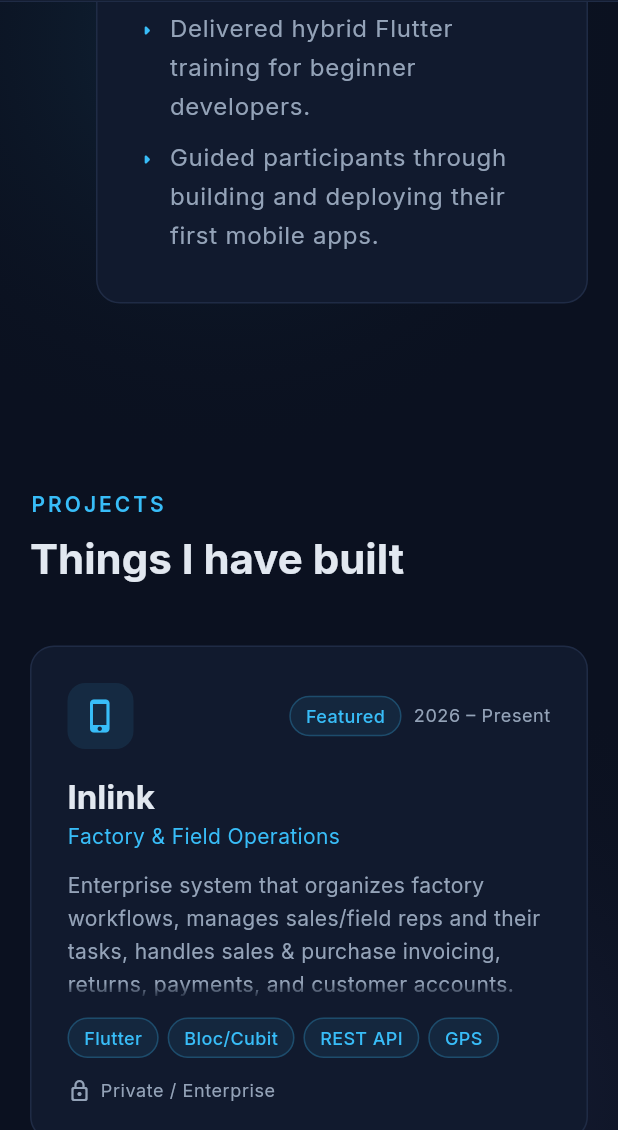
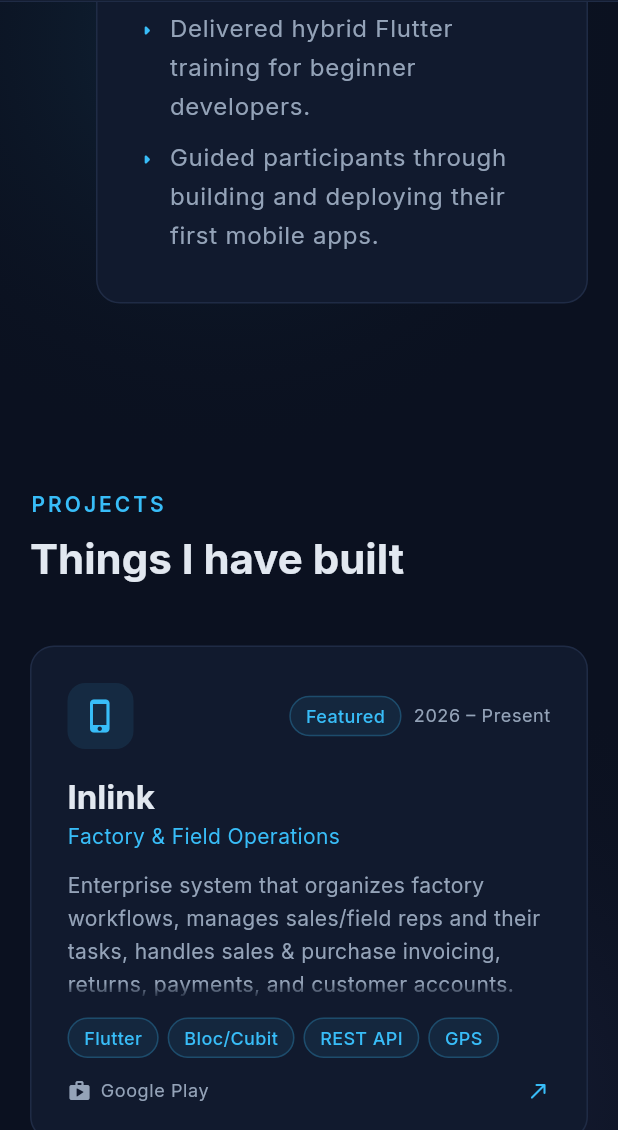
Before and after one commit to nadaeltorgoman/nkt_portfolio, a Flutter app: the screen it shows after launch, scrolled down 3456 dp, on a phone screen of 412 x 824 dp, the part 106-1236 px from its top. Run offline on Flutter 3.47's test engine with Material 3 defaults, Android fonts, the phone set to English and light mode, and no system bars; our stand-ins replace flutter_svg, google_fonts.

Commit message:
gimme a commit line that shows all fixes in one line so that I can copy it

```diff
--- a/lib/data/portfolio_data.dart
+++ b/lib/data/portfolio_data.dart
@@ -2,14 +2,11 @@ class Links {
   static const github = 'https://github.com/nadaeltorgoman';
   static const linkedin = 'https://www.linkedin.com/in/nada-eltorgoman';
   static const email = 'nada.khalid.eltorgoman@gmail.com';
-  static const phone ='+201091084009';
+  static const phone = '+201091084009';
   static const phoneDisplay = '+20 109 108 4009';
   static const whatsapp = 'https://wa.me/201091084009';
   static const cv =
       'https://drive.google.com/file/d/1tQMi1QxBBEI2DEM9_GWoXpowAb5ZuqkV/view?usp=sharing';
-
-  static String playSearch(String app) =>
-      'https://play.google.com/store/search?q=${Uri.encodeComponent(app)}&c=apps';
 }
 
 class Profile {
@@ -123,8 +120,6 @@ class Project {
   });
 }
 
-// Replace the Play Store search links / GitHub profile link with the exact
-// app or repo URLs when you have them.
 final projects = [
   const Project(
     name: 'Inlink',
@@ -134,6 +129,10 @@ final projects = [
         'Enterprise system that organizes factory workflows, manages sales/field reps and their tasks, '
         'handles sales & purchase invoicing, returns, payments, and customer accounts.',
     tags: ['Flutter', 'Bloc/Cubit', 'REST API', 'GPS'],
+    link: ProjectLink(
+      ProjectLinkType.play,
+      'https://play.google.com/store/apps/details?id=com.inlink.app',
+    ),
     featured: true,
   ),
   const Project(
@@ -144,7 +143,10 @@ final projects = [
         'Converted portsaidsouq.com into two Flutter apps — a client-facing app and a vendor '
         'management app — using the Prime Web framework with a Laravel admin panel.',
     tags: ['Flutter', 'Laravel', 'E-Commerce'],
-    link: ProjectLink(ProjectLinkType.web, 'https://portsaidsouq.com'),
+    link: ProjectLink(
+      ProjectLinkType.play,
+      'https://play.google.com/store/apps/details?id=com.portsaidsouq.app',
+    ),
     featured: true,
   ),
   Project(
@@ -155,7 +157,10 @@ final projects = [
         'Attendance tracking, leave management, and overtime monitoring, improving task visibility '
         'and employee workflow management.',
     tags: const ['Flutter', 'Bloc', 'REST API'],
-    link: ProjectLink(ProjectLinkType.play, Links.playSearch('Tecfy Attendance')),
+    link: ProjectLink(
+      ProjectLinkType.play,
+      'https://play.google.com/store/apps/details?id=co.tecfy.emp',
+    ),
   ),
   Project(
     name: 'SUMO',
@@ -165,7 +170,10 @@ final projects = [
         'Task assignment, tracking, prioritization, and real-time updates, plus a caravan '
         'management system for booking, key tracking, and room status.',
     tags: const ['Flutter', 'Real-time', 'REST API'],
-    link: ProjectLink(ProjectLinkType.play, Links.playSearch('SUMO')),
+    link: ProjectLink(
+      ProjectLinkType.play,
+      'https://play.google.com/store/apps/details?id=co.tecfy.task_management',
+    ),
   ),
   Project(
     name: 'Tecfy Ticket',
@@ -174,7 +182,10 @@ final projects = [
     description:
         'Internal communication features and a campaigns system for targeted messaging and user segmentation.',
     tags: const ['Flutter', 'Notifications'],
-    link: ProjectLink(ProjectLinkType.play, Links.playSearch('Tecfy Ticket')),
+    link: ProjectLink(
+      ProjectLinkType.play,
+      'https://play.google.com/store/apps/details?id=co.tecfy.ticket',
+    ),
   ),
   Project(
     name: 'CarSideAds',
@@ -183,7 +194,10 @@ final projects = [
     description:
         'Driver onboarding and verification flows, and a location-based advertisement publishing system.',
     tags: const ['Flutter', 'Google Maps', 'Location'],
-    link: ProjectLink(ProjectLinkType.play, Links.playSearch('CarSideAds')),
+    link: ProjectLink(
+      ProjectLinkType.play,
+      'https://play.google.com/store/apps/details?id=com.carsideads.driver',
+    ),
   ),
   const Project(
     name: 'Forme',
@@ -193,7 +207,10 @@ final projects = [
         'Connects users with trainers, clubs, and courses. Integrated Google Maps and Paymob payments, '
         'with a Django backend and admin dashboard.',
     tags: ['Flutter', 'Django', 'Paymob', 'Maps'],
-    link: ProjectLink(ProjectLinkType.github, Links.github),
+    link: ProjectLink(
+      ProjectLinkType.github,
+      'https://github.com/nadaeltorgoman/Forme',
+    ),
   ),
   const Project(
     name: 'Food Delivery',
@@ -202,19 +219,33 @@ final projects = [
     description:
         'Flutter app with a Laravel backend: REST APIs, Firebase notifications, shopping cart, PayPal, and Google Maps.',
     tags: ['Flutter', 'Laravel', 'Firebase', 'PayPal'],
-    link: ProjectLink(ProjectLinkType.github, Links.github),
+    link: ProjectLink(
+      ProjectLinkType.github,
+      'https://github.com/nadaeltorgoman/Food_Delivery',
+    ),
   ),
   const Project(
     name: 'Travel App',
     category: 'Country Exploration',
     period: 'Jul – Sep 2023',
-    description: 'Maps and offline mode support, with a Laravel backend and authentication.',
+    description:
+        'Maps and offline mode support, with a Laravel backend and authentication.',
     tags: ['Flutter', 'Offline', 'Laravel'],
-    link: ProjectLink(ProjectLinkType.github, Links.github),
+    link: ProjectLink(
+      ProjectLinkType.github,
+      'https://github.com/nadaeltorgoman/Travel_app',
+    ),
   ),
 ];
 
-const otherContributions = ['Bana', 'ResilienzFitness', 'KACST'];
+const otherContributions = <(String, String?)>[
+  ('Bana', 'https://play.google.com/store/apps/details?id=sa.bana.android'),
+  ('ResilienzFitness', null),
+  (
+    'KACST',
+    'https://play.google.com/store/apps/details?id=sa.edu.kasct.emp.portal',
+  ),
+];
 
 class SkillGroup {
   final String title;
@@ -223,10 +254,37 @@ class SkillGroup {
 }
 
 const skillGroups = [
-  SkillGroup('Mobile', ['Flutter', 'Dart', 'Java', 'Kotlin', 'Bloc/Cubit', 'Hive', 'MVC/MVVM', 'Clean Architecture']),
-  SkillGroup('Backend & APIs', ['PHP', 'Laravel', 'Firebase', 'REST APIs', 'Admin Panels']),
-  SkillGroup('Integrations', ['Google Maps', 'Paymob', 'PayPal', 'Push Notifications']),
-  SkillGroup('Tools', ['Git & GitHub', 'Figma', 'Jira', 'Postman', 'Android Studio', 'VS Code']),
+  SkillGroup('Mobile', [
+    'Flutter',
+    'Dart',
+    'Java',
+    'Kotlin',
+    'Bloc/Cubit',
+    'Hive',
+    'MVC/MVVM',
+    'Clean Architecture',
+  ]),
+  SkillGroup('Backend & APIs', [
+    'PHP',
+    'Laravel',
+    'Firebase',
+    'REST APIs',
+    'Admin Panels',
+  ]),
+  SkillGroup('Integrations', [
+    'Google Maps',
+    'Paymob',
+    'PayPal',
+    'Push Notifications',
+  ]),
+  SkillGroup('Tools', [
+    'Git & GitHub',
+    'Figma',
+    'Jira',
+    'Postman',
+    'Android Studio',
+    'VS Code',
+  ]),
 ];
 
 class Education {
--- a/lib/sections/sections.dart
+++ b/lib/sections/sections.dart
@@ -1,4 +1,5 @@
 import 'package:flutter/material.dart';
+import 'package:url_launcher/link.dart';
 
 import '../data/portfolio_data.dart';
 import '../theme.dart';
@@ -219,7 +220,21 @@ class ProjectsSection extends StatelessWidget {
                 'Also contributed to:',
                 style: t.bodyLarge?.copyWith(color: AppColors.muted),
               ),
-              for (final c in otherContributions) TagChip(c),
+              for (final (name, url) in otherContributions)
+                url == null
+                    ? TagChip(name)
+                    : Link(
+                      uri: Uri.parse(url),
+                      target: LinkTarget.blank,
+                      builder:
+                          (context, followLink) => MouseRegion(
+                            cursor: SystemMouseCursors.click,
+                            child: GestureDetector(
+                              onTap: followLink,
+                              child: TagChip(name),
+                            ),
+                          ),
+                    ),
             ],
           ),
         ],
```
